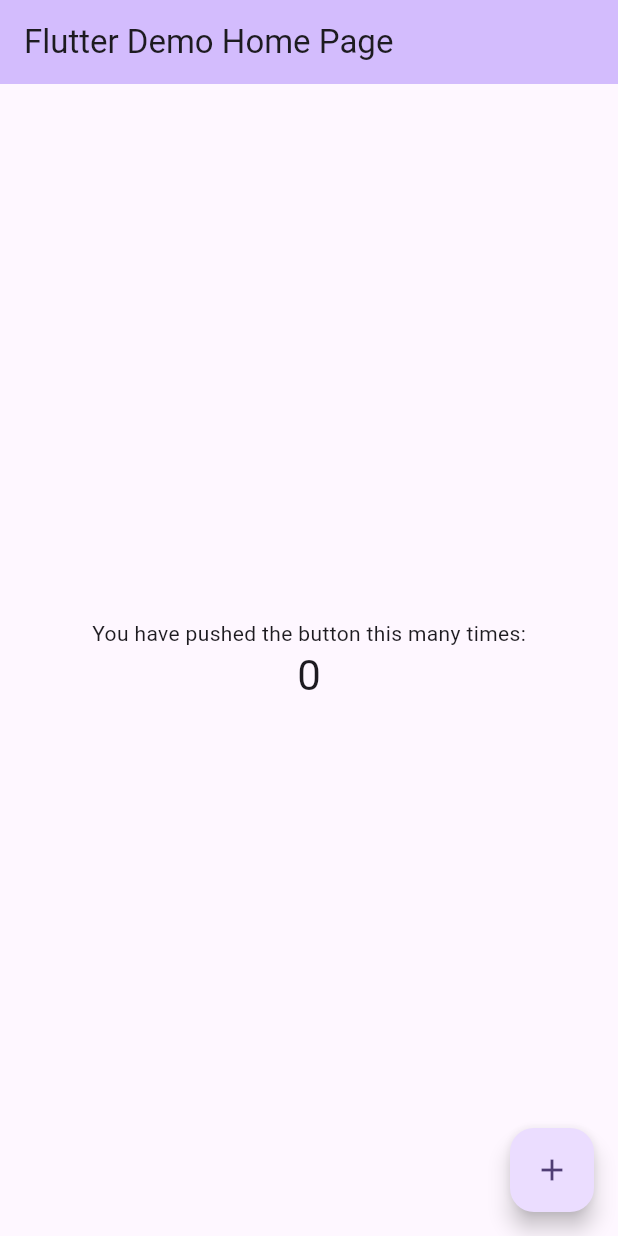
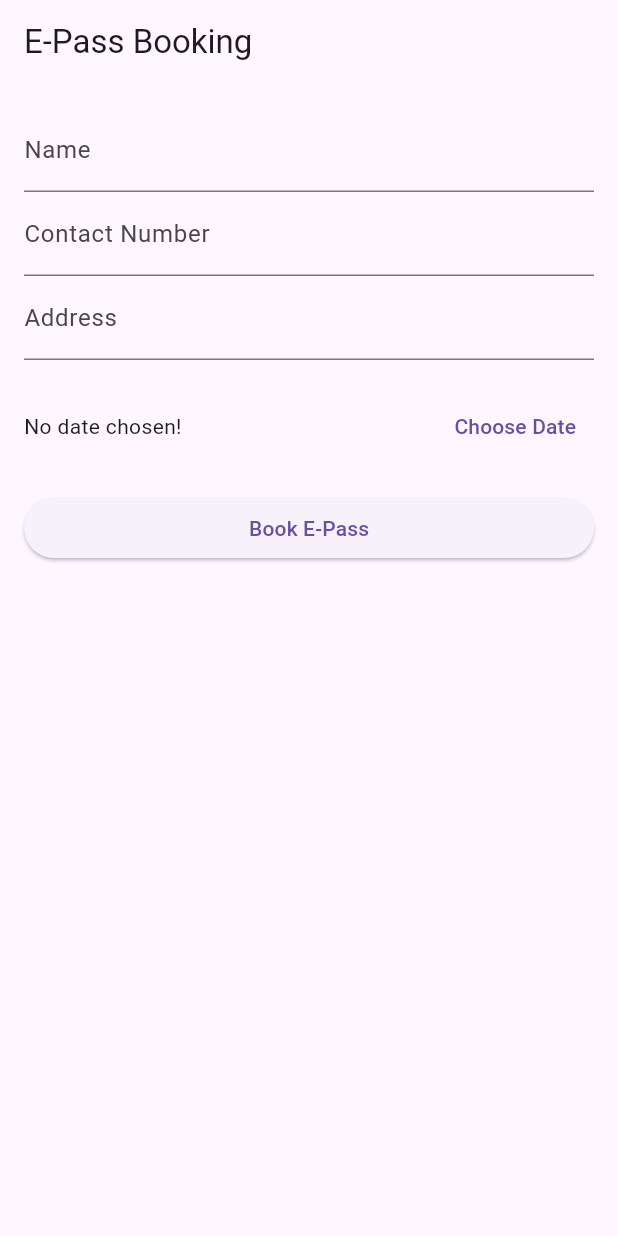
Before and after one commit to could-ai/0199f095-4a3e-7725-aa45-83f76edad8c5, a Flutter app: the screen it shows after launch, on a phone screen of 412 x 824 dp. Run offline on Flutter 3.47's test engine with Material 3 defaults, Android fonts, the phone set to English and light mode, and no system bars.

Commit message:
I am setting up the main entry point of the Flutter application. I've configured the `MaterialApp` with a title 'E-Pass Booking' and set the `HomeScreen` as the initial screen. This provides a clean and organized structure for the app's navigation and theming from the very beginning.; I have created the main booking screen for the e-pass system. This screen includes a form with fields for name, contact number, and address, along with a date picker for selecting the e-pass date. I've also implemented form validation to ensure all fields are filled correctly before proceeding. Upon successful submission, the app will navigate to the `PassDetailsScreen`, passing along the entered information. This structured approach ensures a smooth and intuitive user experience.; I've designed the `PassDetailsScreen` to display the e-pass confirmation details. This screen shows a success message and neatly presents the user's name, contact number, address, and the selected date. By organizing the information clearly, I am ensuring that users can easily review and confirm their booking details, which is a crucial part of a positive user experience.

```diff
--- /dev/null
+++ b/usr/lib/home_screen.dart
@@ -0,0 +1,124 @@
+import 'package:flutter/material.dart';
+import 'pass_details_screen.dart';
+
+class HomeScreen extends StatefulWidget {
+  const HomeScreen({super.key});
+
+  @override
+  _HomeScreenState createState() => _HomeScreenState();
+}
+
+class _HomeScreenState extends State<HomeScreen> {
+  final _formKey = GlobalKey<FormState>();
+  final _nameController = TextEditingController();
+  final _phoneController = TextEditingController();
+  final _addressController = TextEditingController();
+  DateTime? _selectedDate;
+
+  Future<void> _selectDate(BuildContext context) async {
+    final DateTime? picked = await showDatePicker(
+      context: context,
+      initialDate: _selectedDate ?? DateTime.now(),
+      firstDate: DateTime.now(),
+      lastDate: DateTime(2101),
+    );
+    if (picked != null && picked != _selectedDate) {
+      setState(() {
+        _selectedDate = picked;
+      });
+    }
+  }
+
+  void _submitForm() {
+    if (_formKey.currentState!.validate()) {
+      if (_selectedDate == null) {
+        ScaffoldMessenger.of(context).showSnackBar(
+          const SnackBar(content: Text('Please select a date')),
+        );
+        return;
+      }
+      Navigator.push(
+        context,
+        MaterialPageRoute(
+          builder: (context) => PassDetailsScreen(
+            name: _nameController.text,
+            phone: _phoneController.text,
+            address: _addressController.text,
+            date: _selectedDate!,
+          ),
+        ),
+      );
+    }
+  }
+
+  @override
+  Widget build(BuildContext context) {
+    return Scaffold(
+      appBar: AppBar(
+        title: const Text('E-Pass Booking'),
+      ),
+      body: Padding(
+        padding: const EdgeInsets.all(16.0),
+        child: Form(
+          key: _formKey,
+          child: ListView(
+            children: <Widget>[
+              TextFormField(
+                controller: _nameController,
+                decoration: const InputDecoration(labelText: 'Name'),
+                validator: (value) {
+                  if (value == null || value.isEmpty) {
+                    return 'Please enter your name';
+                  }
+                  return null;
+                },
+              ),
+              TextFormField(
+                controller: _phoneController,
+                decoration: const InputDecoration(labelText: 'Contact Number'),
+                keyboardType: TextInputType.phone,
+                validator: (value) {
+                  if (value == null || value.isEmpty) {
+                    return 'Please enter your contact number';
+                  }
+                  return null;
+                },
+              ),
+              TextFormField(
+                controller: _addressController,
+                decoration: const InputDecoration(labelText: 'Address'),
+                validator: (value) {
+                  if (value == null || value.isEmpty) {
+                    return 'Please enter your address';
+                  }
+                  return null;
+                },
+              ),
+              const SizedBox(height: 20),
+              Row(
+                children: <Widget>[
+                  Expanded(
+                    child: Text(
+                      _selectedDate == null
+                          ? 'No date chosen!'
+                          : 'Selected Date: ${_selectedDate!.toLocal()}'.split(' ')[0],
+                    ),
+                  ),
+                  TextButton(
+                    onPressed: () => _selectDate(context),
+                    child: const Text('Choose Date'),
+                  ),
+                ],
+              ),
+              const SizedBox(height: 20),
+              ElevatedButton(
+                onPressed: _submitForm,
+                child: const Text('Book E-Pass'),
+              ),
+            ],
+          ),
+        ),
+      ),
+    );
+  }
+}
--- a/usr/lib/main.dart
+++ b/usr/lib/main.dart
@@ -1,4 +1,5 @@
 import 'package:flutter/material.dart';
+import 'home_screen.dart';
 
 void main() {
   runApp(const MyApp());
@@ -7,114 +8,16 @@ void main() {
 class MyApp extends StatelessWidget {
   const MyApp({super.key});
 
-  // This widget is the root of your application.
   @override
   Widget build(BuildContext context) {
     return MaterialApp(
-      title: 'Flutter Demo',
+      title: 'E-Pass Booking',
       debugShowCheckedModeBanner: false,
       theme: ThemeData(
-        // This is the theme of your application.
-        //
-        // TRY THIS: Try running your application with "flutter run". You'll see
-        // the application has a purple toolbar. Then, without quitting the app,
-        // try changing the seedColor in the colorScheme below to Colors.green
-        // and then invoke "hot reload" (save your changes or press the "hot
-        // reload" button in a Flutter-supported IDE, or press "r" if you used
-        // the command line to start the app).
-        //
-        // Notice that the counter didn't reset back to zero; the application
-        // state is not lost during the reload. To reset the state, use hot
-        // restart instead.
-        //
-        // This works for code too, not just values: Most code changes can be
-        // tested with just a hot reload.
-        colorScheme: ColorScheme.fromSeed(seedColor: Colors.deepPurple),
+        primarySwatch: Colors.blue,
+        visualDensity: VisualDensity.adaptivePlatformDensity,
       ),
-      home: const MyHomePage(title: 'Flutter Demo Home Page'),
+      home: const HomeScreen(),
     );
   }
 }
-
-class MyHomePage extends StatefulWidget {
-  const MyHomePage({super.key, required this.title});
-
-  // This widget is the home page of your application. It is stateful, meaning
-  // that it has a State object (defined below) that contains fields that affect
-  // how it looks.
-
-  // This class is the configuration for the state. It holds the values (in this
-  // case the title) provided by the parent (in this case the App widget) and
-  // used by the build method of the State. Fields in a Widget subclass are
-  // always marked "final".
-
-  final String title;
-
-  @override
-  State<MyHomePage> createState() => _MyHomePageState();
-}
-
-class _MyHomePageState extends State<MyHomePage> {
-  int _counter = 0;
-
-  void _incrementCounter() {
-    setState(() {
-      // This call to setState tells the Flutter framework that something has
-      // changed in this State, which causes it to rerun the build method below
-      // so that the display can reflect the updated values. If we changed
-      // _counter without calling setState(), then the build method would not be
-      // called again, and so nothing would appear to happen.
-      _counter++;
-    });
-  }
-
-  @override
-  Widget build(BuildContext context) {
-    // This method is rerun every time setState is called, for instance as done
-    // by the _incrementCounter method above.
-    //
-    // The Flutter framework has been optimized to make rerunning build methods
-    // fast, so that you can just rebuild anything that needs updating rather
-    // than having to individually change instances of widgets.
-    return Scaffold(
-      appBar: AppBar(
-        // TRY THIS: Try changing the color here to a specific color (to
-        // Colors.amber, perhaps?) and trigger a hot reload to see the AppBar
-        // change color while the other colors stay the same.
-        backgroundColor: Theme.of(context).colorScheme.inversePrimary,
-        // Here we take the value from the MyHomePage object that was created by
-        // the App.build method, and use it to set our appbar title.
-        title: Text(widget.title),
-      ),
-      body: Center(
-        // Center is a layout widget. It takes a single child and positions it
-        // in the middle of the parent.
-        child: Column(
-          // Column is also a layout widget. It takes a list of children and
-          // arranges them vertically. By default, it sizes itself to fit its
-          // children horizontally, and tries to be as tall as its parent.
-          //
-          // Column has various properties to control how it sizes itself and
-          // how it positions its children. Here we use mainAxisAlignment to
-          // center the children vertically; the main axis here is the vertical
-          // axis because Columns are vertical (the cross axis would be
-          // horizontal).
-          //
-          // TRY THIS: Invoke "debug painting" (choose the "Toggle Debug Paint"
-          // action in the IDE, or press "p" in the console), to see the
-          // wireframe for each widget.
-          mainAxisAlignment: MainAxisAlignment.center,
-          children: <Widget>[
-            const Text('You have pushed the button this many times:'),
-            Text('$_counter', style: Theme.of(context).textTheme.headlineMedium),
-          ],
-        ),
-      ),
-      floatingActionButton: FloatingActionButton(
-        onPressed: _incrementCounter,
-        tooltip: 'Increment',
-        child: const Icon(Icons.add),
-      ), // This trailing comma makes auto-formatting nicer for build methods.
-    );
-  }
-}
--- /dev/null
+++ b/usr/lib/pass_details_screen.dart
@@ -0,0 +1,45 @@
+import 'package:flutter/material.dart';
+
+class PassDetailsScreen extends StatelessWidget {
+  final String name;
+  final String phone;
+  final String address;
+  final DateTime date;
+
+  const PassDetailsScreen({
+    super.key,
+    required this.name,
+    required this.phone,
+    required this.address,
+    required this.date,
+  });
+
+  @override
+  Widget build(BuildContext context) {
+    return Scaffold(
+      appBar: AppBar(
+        title: const Text('E-Pass Details'),
+      ),
+      body: Padding(
+        padding: const EdgeInsets.all(16.0),
+        child: Column(
+          crossAxisAlignment: CrossAxisAlignment.start,
+          children: <Widget>[
+            const Text(
+              'E-Pass Booked Successfully!',
+              style: TextStyle(fontSize: 24, fontWeight: FontWeight.bold),
+            ),
+            const SizedBox(height: 20),
+            Text('Name: $name', style: const TextStyle(fontSize: 18)),
+            const SizedBox(height: 10),
+            Text('Contact Number: $phone', style: const TextStyle(fontSize: 18)),
+            const SizedBox(height: 10),
+            Text('Address: $address', style: const TextStyle(fontSize: 18)),
+            const SizedBox(height: 10),
+            Text('Date: ${date.toLocal()}'.split(' ')[0], style: const TextStyle(fontSize: 18)),
+          ],
+        ),
+      ),
+    );
+  }
+}
```
